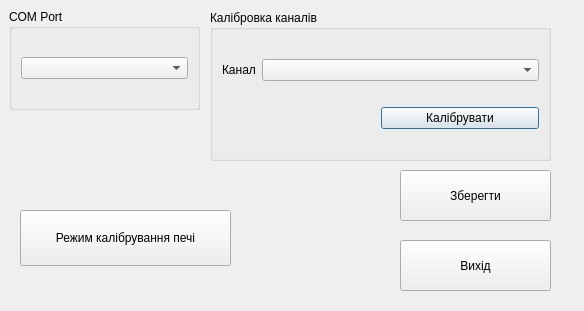
Old version of the form dialogconfig.ui in the repository k1981ua/GemobudPich.
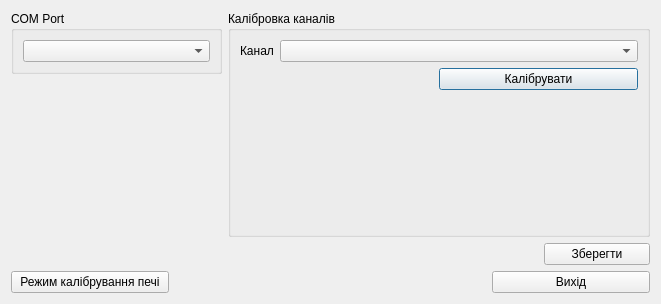
New version of the form. Icons and pictures are not drawn.

Patch:
```diff
--- a/dialogconfig.ui
+++ b/dialogconfig.ui
@@ -6,22 +6,47 @@
    <rect>
     <x>0</x>
     <y>0</y>
-    <width>584</width>
-    <height>311</height>
+    <width>661</width>
+    <height>304</height>
    </rect>
   </property>
   <property name="windowTitle">
    <string>Dialog</string>
   </property>
+  <layout class="QVBoxLayout" name="verticalLayout_3">
+   <item>
+    <layout class="QHBoxLayout" name="horizontalLayout_3" stretch="1,2">
+     <item>
+      <layout class="QVBoxLayout" name="verticalLayout_2">
+       <item>
+        <widget class="QGroupBox" name="groupBoxComPort">
+         <property name="title">
+          <string>COM Port</string>
+         </property>
+         <layout class="QVBoxLayout" name="verticalLayout_5">
+          <item>
+           <widget class="QComboBox" name="comboBoxComPort"/>
+          </item>
+         </layout>
+        </widget>
+       </item>
+       <item>
+        <spacer name="verticalSpacer">
+         <property name="orientation">
+          <enum>Qt::Vertical</enum>
+         </property>
+         <property name="sizeHint" stdset="0">
+          <size>
+           <width>20</width>
+           <height>40</height>
+          </size>
+         </property>
+        </spacer>
+       </item>
+      </layout>
+     </item>
+     <item>
   <widget class="QGroupBox" name="groupBoxCalibr">
-   <property name="geometry">
-    <rect>
-     <x>210</x>
-     <y>10</y>
-     <width>341</width>
-     <height>151</height>
-    </rect>
-   </property>
    <property name="title">
     <string>Калібровка каналів</string>
    </property>
@@ -64,17 +89,41 @@
       </item>
      </layout>
     </item>
-   </layout>
-  </widget>
+        <item>
+         <spacer name="verticalSpacer_2">
+          <property name="orientation">
+           <enum>Qt::Vertical</enum>
+          </property>
+          <property name="sizeHint" stdset="0">
+           <size>
+            <width>20</width>
+            <height>40</height>
+           </size>
+          </property>
+         </spacer>
+        </item>
+       </layout>
+      </widget>
+     </item>
+    </layout>
+   </item>
+   <item>
+    <layout class="QHBoxLayout" name="horizontalLayout_4" stretch="5,1">
+     <item>
+      <spacer name="horizontalSpacer_2">
+       <property name="orientation">
+        <enum>Qt::Horizontal</enum>
+       </property>
+       <property name="sizeHint" stdset="0">
+        <size>
+         <width>338</width>
+         <height>20</height>
+        </size>
+       </property>
+      </spacer>
+     </item>
+     <item>
   <widget class="QPushButton" name="buttonSaveConfig">
-   <property name="geometry">
-    <rect>
-     <x>400</x>
-     <y>170</y>
-     <width>151</width>
-     <height>51</height>
-    </rect>
-   </property>
    <property name="text">
     <string>Зберегти</string>
    </property>
@@ -84,61 +133,18 @@
    </property>
    <property name="iconSize">
     <size>
-     <width>24</width>
-     <height>24</height>
+         <width>32</width>
+         <height>32</height>
     </size>
    </property>
   </widget>
-  <widget class="QPushButton" name="buttonCancelConfig">
-   <property name="geometry">
-    <rect>
-     <x>400</x>
-     <y>240</y>
-     <width>151</width>
-     <height>51</height>
-    </rect>
-   </property>
-   <property name="text">
-    <string>Вихід</string>
-   </property>
-   <property name="icon">
-    <iconset resource="res.qrc">
-     <normaloff>:/icons/exit.ico</normaloff>:/icons/exit.ico</iconset>
-   </property>
-   <property name="iconSize">
-    <size>
-     <width>24</width>
-     <height>24</height>
-    </size>
-   </property>
-  </widget>
-  <widget class="QGroupBox" name="groupBoxComPort">
-   <property name="geometry">
-    <rect>
-     <x>9</x>
-     <y>9</y>
-     <width>191</width>
-     <height>101</height>
-    </rect>
-   </property>
-   <property name="title">
-    <string>COM Port</string>
-   </property>
-   <layout class="QVBoxLayout" name="verticalLayout_5">
-    <item>
-     <widget class="QComboBox" name="comboBoxComPort"/>
-    </item>
-   </layout>
-  </widget>
+     </item>
+    </layout>
+   </item>
+   <item>
+    <layout class="QHBoxLayout" name="horizontalLayout_5" stretch="1,2,1">
+     <item>
   <widget class="QPushButton" name="buttonCalibrMode">
-   <property name="geometry">
-    <rect>
-     <x>20</x>
-     <y>210</y>
-     <width>211</width>
-     <height>56</height>
-    </rect>
-   </property>
    <property name="text">
     <string>Режим калібрування печі</string>
    </property>
@@ -156,6 +162,40 @@
     <bool>true</bool>
    </property>
   </widget>
+     </item>
+     <item>
+      <spacer name="horizontalSpacer_3">
+       <property name="orientation">
+        <enum>Qt::Horizontal</enum>
+       </property>
+       <property name="sizeHint" stdset="0">
+        <size>
+         <width>40</width>
+         <height>20</height>
+        </size>
+       </property>
+      </spacer>
+     </item>
+     <item>
+      <widget class="QPushButton" name="buttonCancelConfig">
+       <property name="text">
+        <string>Вихід</string>
+       </property>
+       <property name="icon">
+        <iconset resource="res.qrc">
+         <normaloff>:/icons/exit.ico</normaloff>:/icons/exit.ico</iconset>
+       </property>
+       <property name="iconSize">
+        <size>
+         <width>48</width>
+         <height>48</height>
+        </size>
+       </property>
+      </widget>
+     </item>
+    </layout>
+   </item>
+  </layout>
  </widget>
  <resources>
   <include location="res.qrc"/>
```
Lines whose indentation alone changed are shown as unchanged.
